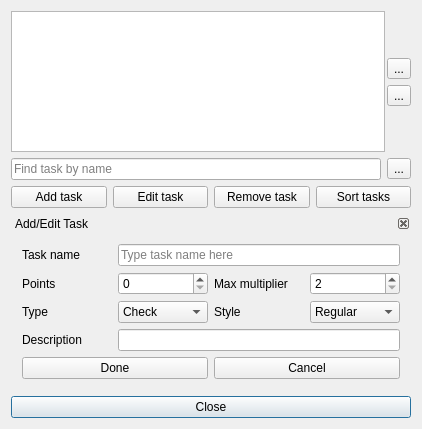
FrankMamuda/ketoevent, file trunk/gui_taskedit.ui: the form before one commit.
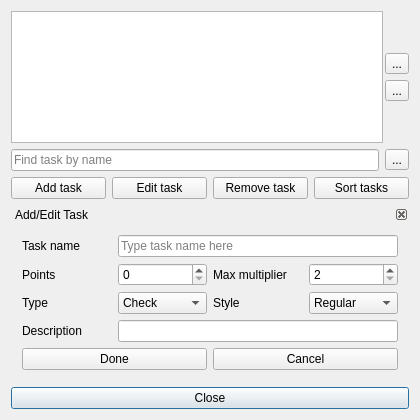
The form after the commit. Icons and pictures are not drawn.

What changed in the file:
```diff
--- a/trunk/gui_taskedit.ui
+++ b/trunk/gui_taskedit.ui
@@ -6,8 +6,8 @@
    <rect>
     <x>0</x>
     <y>0</y>
-    <width>422</width>
-    <height>429</height>
+    <width>420</width>
+    <height>420</height>
    </rect>
   </property>
   <property name="windowTitle">
```
